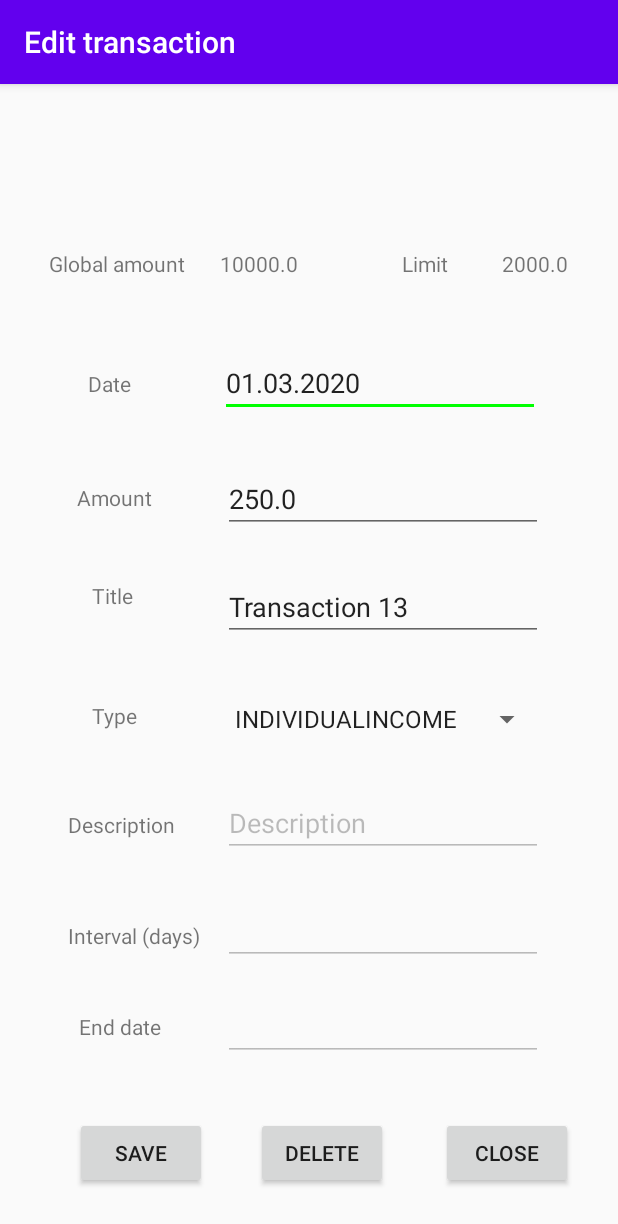
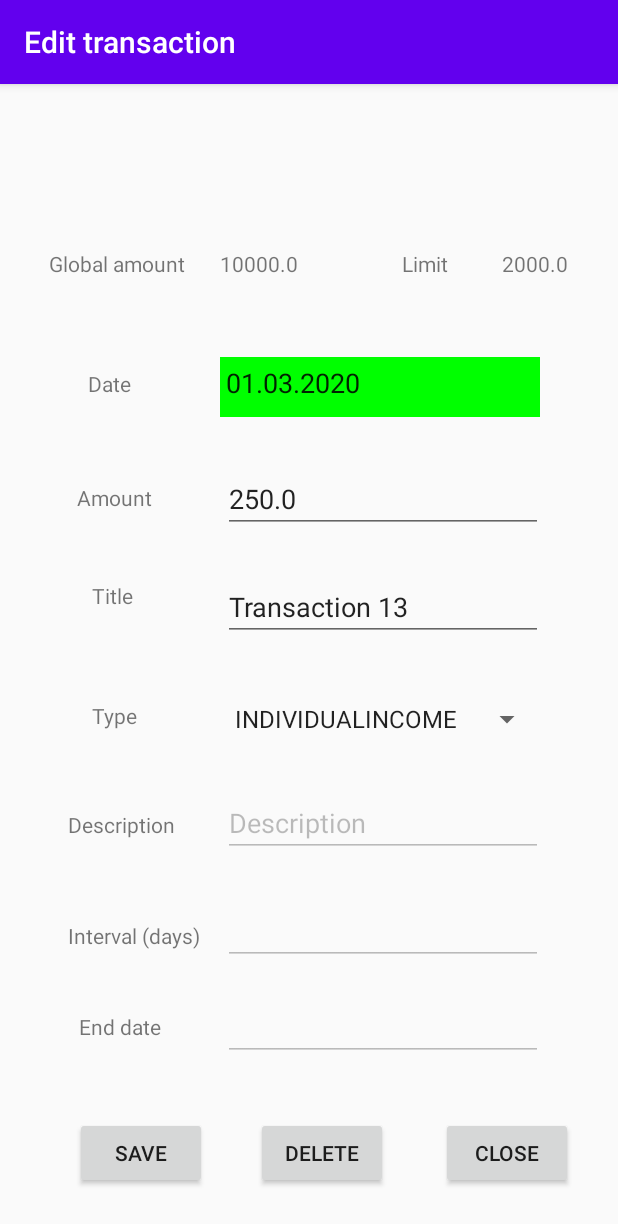
Before and after one commit to esiljak1/RMA2019-20, an Android app: the screen it shows after launch (EditTransactionActivity), after a tap on "Transaction 13", on a phone screen of 412 x 824 dp. Shown: the top 1224 px of the screen. Run offline under Robolectric (Android 15) with nearby library versions, the phone set to English and light mode, and no system bars.

Commit message:
Popravljeno azuriranje postojecih transakcija

```diff
--- a/app/src/main/java/com/example/rma20siljakemin84/EditTransactionActivity.java
+++ b/app/src/main/java/com/example/rma20siljakemin84/EditTransactionActivity.java
@@ -2,9 +2,10 @@ package com.example.rma20siljakemin84;
 
 import android.content.Intent;
 import android.graphics.Color;
-import android.graphics.PorterDuff;
+import android.graphics.drawable.ColorDrawable;
 import android.os.Bundle;
 import android.view.View;
+import android.widget.AdapterView;
 import android.widget.ArrayAdapter;
 import android.widget.Button;
 import android.widget.EditText;
@@ -16,6 +17,7 @@ import androidx.appcompat.app.AppCompatActivity;
 import java.text.ParseException;
 import java.text.SimpleDateFormat;
 import java.util.ArrayList;
+import java.util.Calendar;
 import java.util.Date;
 
 public class EditTransactionActivity extends AppCompatActivity {
@@ -26,7 +28,6 @@ public class EditTransactionActivity extends AppCompatActivity {
 
     private ArrayList<Type> list = new ArrayList<>();
     private ArrayAdapter<Type> adapter;
-    private boolean allGood = true;
 
     private TransactionModel transaction;
     private TransactionPresenter presenter = new TransactionPresenter(new MainActivity());
@@ -45,11 +46,9 @@ public class EditTransactionActivity extends AppCompatActivity {
                                 throw new ParseException("poruka", 0);
                             }
                         }
-                        ((EditText) v).getBackground().setColorFilter(Color.GREEN, PorterDuff.Mode.SRC_ATOP);
-                        allGood = true;
+                        ((EditText) v).setBackgroundColor(Color.GREEN);
                     } catch (ParseException e) {
-                        ((EditText) v).getBackground().setColorFilter(Color.RED, PorterDuff.Mode.SRC_ATOP);
-                        allGood = false;
+                        ((EditText) v).setBackgroundColor(Color.RED);
                     }
                 }
             };
@@ -58,11 +57,9 @@ public class EditTransactionActivity extends AppCompatActivity {
                 @Override
                 public void onFocusChange(View v, boolean hasFocus) {
                     if(v != null && !((EditText) v).getText().toString().trim().isEmpty()){
-                        ((EditText) v).getBackground().setColorFilter(Color.GREEN, PorterDuff.Mode.SRC_ATOP);
-                        allGood = true;
+                        ((EditText) v).setBackgroundColor(Color.GREEN);
                     }else{
-                        ((EditText) v).getBackground().setColorFilter(Color.RED, PorterDuff.Mode.SRC_ATOP);
-                        allGood = false;
+                        ((EditText) v).setBackgroundColor(Color.RED);
                     }
                 }
             };
@@ -72,11 +69,9 @@ public class EditTransactionActivity extends AppCompatActivity {
                 public void onFocusChange(View v, boolean hasFocus) {
                     int duzina = ((EditText) v).getText().toString().length();
                     if(duzina > 3 && duzina < 15){
-                        ((EditText) v).getBackground().setColorFilter(Color.GREEN, PorterDuff.Mode.SRC_ATOP);
-                        allGood = true;
+                        ((EditText) v).setBackgroundColor(Color.GREEN);
                     }else{
-                        ((EditText) v).getBackground().setColorFilter(Color.RED, PorterDuff.Mode.SRC_ATOP);
-                        allGood = false;
+                        ((EditText) v).setBackgroundColor(Color.RED);
                     }
                 }
             };
@@ -84,17 +79,22 @@ public class EditTransactionActivity extends AppCompatActivity {
             new Button.OnClickListener(){
                 @Override
                 public void onClick(View v) {
-                    if(allGood){
+                    if(saveTest()){
                         try {
-                            Date temp = new SimpleDateFormat("dd.MM.yyyy").parse(date.getText().toString()), tmp = null;
-                            temp.setYear(temp.getYear() + 1900);
+                            Date temp = new SimpleDateFormat("dd.MM.yyyy").parse(date.getText().toString());
+                            Calendar cal = Calendar.getInstance(), end = null;
+                            cal.set(Calendar.DAY_OF_MONTH, temp.getDate());
+                            cal.set(Calendar.MONTH, temp.getMonth());
+                            cal.set(Calendar.YEAR, temp.getYear() + 1900);
                             if(endDate.isEnabled()){
-                                tmp = new SimpleDateFormat("dd.MM.yyyy").parse(endDate.getText().toString());
-                                tmp.setYear(tmp.getYear() + 1900);
+                                temp = new SimpleDateFormat("dd.MM.yyyy").parse(endDate.getText().toString());
+                                end.set(Calendar.DAY_OF_MONTH, temp.getDay());
+                                end.set(Calendar.MONTH, temp.getMonth());
+                                end.set(Calendar.YEAR, temp.getYear() + 1900);
                             }
-                            transaction = new TransactionModel(temp, Double.parseDouble(amount.getText().toString()), title.getText().toString(), (Type) spinnerType.getSelectedItem(),
+                            transaction = new TransactionModel(cal, Double.parseDouble(amount.getText().toString()), title.getText().toString(), (Type) spinnerType.getSelectedItem(),
                                     description.isEnabled() ? description.getText().toString() : null,
-                                    interval.isEnabled() ? Integer.parseInt(interval.getText().toString()) : 0, tmp);
+                                    interval.isEnabled() ? Integer.parseInt(interval.getText().toString()) : 0, end);
                         } catch (ParseException e) {
                             e.printStackTrace();
                         }
@@ -103,13 +103,50 @@ public class EditTransactionActivity extends AppCompatActivity {
                     }
                 }
             };
+    private Spinner.OnItemSelectedListener spinnerListener =
+            new Spinner.OnItemSelectedListener(){
+                @Override
+                public void onItemSelected(AdapterView<?> parent, View view, int position, long id) {
+                    if(position == 0 || position == 2 || position == 4){
+                        endDate.setEnabled(false);
+                        interval.setEnabled(false);
+                    }else{
+                        endDate.setEnabled(true);
+                        interval.setEnabled(true);
+                    }
+                    if(position == 3 || position == 4){
+                        description.setEnabled(false);
+                    }else{
+                        description.setEnabled(true);
+                    }
+                }
+
+                @Override
+                public void onNothingSelected(AdapterView<?> parent) {
+                }
+            };
+
+    private boolean exceptionTest(EditText text){
+        try{
+            if(text.isEnabled()) {
+                if (((ColorDrawable) text.getBackground()).getColor() == Color.RED)
+                    return false;
+            }
+        }catch(Exception ex){
+            return true;
+        }return true;
+    }
+
+    private boolean saveTest(){
+         return exceptionTest(date) && exceptionTest(amount) && exceptionTest(title) && exceptionTest(description) && exceptionTest(interval) && exceptionTest(endDate);
+    }
 
     private void napuniSpinner(){
         list.add(Type.INDIVIDUALPAYMENT);
-        list.add(Type.INDIVIDUALINCOME.REGULARPAYMENT);
+        list.add(Type.REGULARPAYMENT);
         list.add(Type.PURCHASE);
+        list.add(Type.REGULARINCOME);
         list.add(Type.INDIVIDUALINCOME);
-        list.add(Type.REGULARINCOME);
     }
 
     @Override
@@ -167,6 +204,7 @@ public class EditTransactionActivity extends AppCompatActivity {
         title.setOnFocusChangeListener(titleListener);
         description.setOnFocusChangeListener(emptyListener);
         saveBtn.setOnClickListener(saveListener);
+        spinnerType.setOnItemSelectedListener(spinnerListener);
 
     }
     public TransactionModel getTransaction() {
--- a/app/src/main/java/com/example/rma20siljakemin84/MainActivity.java
+++ b/app/src/main/java/com/example/rma20siljakemin84/MainActivity.java
@@ -15,7 +15,7 @@ import androidx.appcompat.app.AppCompatActivity;
 
 import java.text.SimpleDateFormat;
 import java.util.ArrayList;
-import java.util.Date;
+import java.util.Calendar;
 import java.util.List;
 
 
@@ -34,15 +34,15 @@ public class MainActivity extends AppCompatActivity {
     private List<Type> filters = new ArrayList<>();
     private ArrayAdapter spinSortAdapter;
     private TypeListAdapter spinFilterAdapter;
-    private Date date = new Date(2020, 2, 21);
+    private Calendar date = Calendar.getInstance();
     private SimpleDateFormat format = new SimpleDateFormat("MMMM, yyyy");
 
     private ImageButton.OnClickListener listenerLeft =
             new ImageButton.OnClickListener(){
                 @Override
                 public void onClick(View v) {
-                    date.setMonth(date.getMonth() - 1);
-                    textDate.setText(format.format(date));
+                    date.add(Calendar.MONTH, -1);
+                    textDate.setText(format.format(date.getTime()));
                     presenter.transactionsForCurrentDate(date);
                     presenter.sort((String) spinnerSort.getSelectedItem());
                     presenter.filter(date, (Type)spinnerFilter.getSelectedItem());
@@ -54,8 +54,8 @@ public class MainActivity extends AppCompatActivity {
             new ImageButton.OnClickListener(){
                 @Override
                 public void onClick(View v) {
-                    date.setMonth(date.getMonth() + 1);
-                    textDate.setText(format.format(date));
+                    date.add(Calendar.MONTH, 1);
+                    textDate.setText(format.format(date.getTime()));
                     presenter.transactionsForCurrentDate(date);
                     presenter.sort((String) spinnerSort.getSelectedItem());
                     presenter.filter(date, (Type)spinnerFilter.getSelectedItem());
@@ -95,8 +95,7 @@ public class MainActivity extends AppCompatActivity {
                 public void onItemClick(AdapterView<?> parent, View view, int position, long id) {
                     Intent editTransactionIntent = new Intent(MainActivity.this, EditTransactionActivity.class);
                     TransactionModel t = adapter.getItem(position);
-                    Date temp = new Date(t.getDate().getYear() - 1900, t.getDate().getMonth(), t.getDate().getDay());
-                    editTransactionIntent.putExtra("date", new SimpleDateFormat("dd.MM.yyyy").format(temp));
+                    editTransactionIntent.putExtra("date", new SimpleDateFormat("dd.MM.yyyy").format(t.getDate().getTime()));
                     editTransactionIntent.putExtra("amount", t.getAmount() + "");
                     editTransactionIntent.putExtra("title", t.getTitle());
                     editTransactionIntent.putExtra("type", t.getType());
@@ -106,8 +105,7 @@ public class MainActivity extends AppCompatActivity {
                     editTransactionIntent.putExtra("month", account.getMonthLimit() + "");
                     editTransactionIntent.putExtra("id", t.getId() + "");
                     if(t.getEndDate() != null) {
-                        temp = new Date(t.getEndDate().getYear() - 1900, t.getEndDate().getMonth(), t.getEndDate().getDay());
-                        editTransactionIntent.putExtra("endDate", new SimpleDateFormat("dd.MM.yyyy").format(temp));
+                        editTransactionIntent.putExtra("endDate", new SimpleDateFormat("dd.MM.yyyy").format(t.getEndDate().getTime()));
                     }
                     MainActivity.this.startActivity(editTransactionIntent);
                 }
@@ -149,8 +147,7 @@ public class MainActivity extends AppCompatActivity {
         button = (Button)findViewById(R.id.button);
         leftBtn = (ImageButton)findViewById(R.id.leftBtn);
         rightBtn = (ImageButton)findViewById(R.id.rightBtn);
-        date.setYear(date.getYear() - 1900);
-        textDate.setText(format.format(date));
+        textDate.setText(format.format(date.getTime()));
         setSorts();
         setFilters();
         textView3.setText(account.getTotalLimit() + "");
--- a/app/src/main/java/com/example/rma20siljakemin84/TransactionModel.java
+++ b/app/src/main/java/com/example/rma20siljakemin84/TransactionModel.java
@@ -3,57 +3,113 @@ package com.example.rma20siljakemin84;
 import androidx.annotation.Nullable;
 
 import java.util.ArrayList;
-import java.util.Date;
+import java.util.Calendar;
 
 public class TransactionModel implements ITransactionModel {
     private static int maxId = 1;
     private int id = 0;
-    private Date date = new Date();
+    private Calendar date;
     private double amount = 0;
     private String title = "";
     private Type type = Type.INDIVIDUALPAYMENT;
     private String itemDescription = "";
     private int transactionInterval = 0;
-    private Date endDate = new Date();
+    private Calendar endDate;
 
     private static ArrayList<TransactionModel> transactions = new ArrayList<TransactionModel>(){
         {
             //Individual payments
-            add(new TransactionModel(new Date(2020, 3, 22), 150, "Transaction 1", Type.INDIVIDUALPAYMENT, "A very nice jacket", 0, null));
-            add(new TransactionModel(new Date(2020, 1, 7), 79.90, "Transaction 2", Type.INDIVIDUALPAYMENT, "Steam wallet", 0, null));
-            add(new TransactionModel(new Date(2020, 1, 30), 100, "Transaction 3", Type.INDIVIDUALPAYMENT, "4GB DDR4 RAM", 0, null));
-            add(new TransactionModel(new Date(2019, 11, 25), 35, "Transaction 4", Type.INDIVIDUALPAYMENT, "A very cool hat", 0, null));
+            Calendar cal = Calendar.getInstance(), end = Calendar.getInstance();
+            cal.set(2020, 3, 22);
+            add(new TransactionModel(cal, 150, "Transaction 1", Type.INDIVIDUALPAYMENT, "A very nice jacket", 0, null));
+            cal = Calendar.getInstance();
+            cal.set(2020,1,7);
+            add(new TransactionModel(cal, 79.90, "Transaction 2", Type.INDIVIDUALPAYMENT, "Steam wallet", 0, null));
+            cal = Calendar.getInstance();
+            cal.set(2020, 1, 30);
+            add(new TransactionModel(cal, 100, "Transaction 3", Type.INDIVIDUALPAYMENT, "4GB DDR4 RAM", 0, null));
+            cal = Calendar.getInstance();
+            cal.set(2019, 11, 25);
+            add(new TransactionModel(cal, 35, "Transaction 4", Type.INDIVIDUALPAYMENT, "A very cool hat", 0, null));
 
             //Regular payments
-            add(new TransactionModel(new Date(2019, 1, 15), 50, "Transaction 5", Type.REGULARPAYMENT, "Electricity bill", 30, new Date(2021, 1, 15)));
-            add(new TransactionModel(new Date(2019, 2, 1), 100, "Transaction 6", Type.REGULARPAYMENT, "Heating bill", 30, new Date(2024, 2, 1)));
-            add(new TransactionModel(new Date(2018, 12, 10), 35, "Transaction 7", Type.REGULARPAYMENT, "Water bill", 30, new Date(2028, 12, 10)));
-            add(new TransactionModel(new Date(2020, 1, 3), 50, "Transaction 8", Type.REGULARPAYMENT, "Gym subscription", 30, new Date(2021, 1, 3)));
+            cal = Calendar.getInstance();
+            end = Calendar.getInstance();
+            cal.set(2019, 1, 15);
+            end.set(2021, 1, 15);
+            add(new TransactionModel(cal, 50, "Transaction 5", Type.REGULARPAYMENT, "Electricity bill", 30, end));
+            end = Calendar.getInstance();
+            cal = Calendar.getInstance();
+            cal.set(2019, 2, 1);
+            end.set(2024, 2, 1);
+            add(new TransactionModel(cal, 100, "Transaction 6", Type.REGULARPAYMENT, "Heating bill", 30, end));
+            end = Calendar.getInstance();
+            cal = Calendar.getInstance();
+            cal.set(2018, 12, 10);
+            end.set(2020, 12, 10);
+            add(new TransactionModel(cal, 35, "Transaction 7", Type.REGULARPAYMENT, "Water bill", 30, end));
+            end = Calendar.getInstance();
+            cal = Calendar.getInstance();
+            cal.set(2020, 1, 3);
+            end.set(2021, 1, 3);
+            add(new TransactionModel(cal, 50, "Transaction 8", Type.REGULARPAYMENT, "Gym subscription", 30, end));
 
             //Purchase
-            add(new TransactionModel(new Date(2020, 1, 2), 25, "Transaction 9", Type.PURCHASE, "Sunglasses", 0, null));
-            add(new TransactionModel(new Date(2019, 8, 16), 250, "Transaction 10", Type.PURCHASE, "A spoon", 0, null));
-            add(new TransactionModel(new Date(2020, 2, 15), 5, "Transaction 11", Type.PURCHASE, "A plate", 0, null));
-            add(new TransactionModel(new Date(2020, 1, 7), 120, "Transaction 12", Type.PURCHASE, "Sports shoes", 0, null));
+            cal = Calendar.getInstance();
+            cal.set(2020, 1, 2);
+            add(new TransactionModel(cal, 25, "Transaction 9", Type.PURCHASE, "Sunglasses", 0, null));
+            cal = Calendar.getInstance();
+            cal.set(2019, 8, 16);
+            add(new TransactionModel(cal, 250, "Transaction 10", Type.PURCHASE, "A spoon", 0, null));
+            cal = Calendar.getInstance();
+            cal.set(2020, 2, 15);
+            add(new TransactionModel(cal, 5, "Transaction 11", Type.PURCHASE, "A plate", 0, null));
+            cal = Calendar.getInstance();
+            cal.set(2020, 1, 7);
+            add(new TransactionModel(cal, 120, "Transaction 12", Type.PURCHASE, "Sports shoes", 0, null));
 
             //Individual income
-            add(new TransactionModel(new Date(2020, 2, 1), 250, "Transaction 13", Type.INDIVIDUALINCOME, null, 0, null));
-            add(new TransactionModel(new Date(2020, 1, 6), 500, "Transaction 14", Type.INDIVIDUALINCOME, null, 0, null));
-            add(new TransactionModel(new Date(2019, 12, 1), 1500, "Transaction 15", Type.INDIVIDUALINCOME, null, 0, null));
-            add(new TransactionModel(new Date(2020, 3, 1), 500, "Transaction 16", Type.INDIVIDUALINCOME, null, 0, null));
+            cal = Calendar.getInstance();
+            cal.set(2020, 2, 1);
+            add(new TransactionModel(cal, 250, "Transaction 13", Type.INDIVIDUALINCOME, null, 0, null));
+            cal = Calendar.getInstance();
+            cal.set(2020, 1, 6);
+            add(new TransactionModel(cal, 500, "Transaction 14", Type.INDIVIDUALINCOME, null, 0, null));
+            cal = Calendar.getInstance();
+            cal.set(2019, 12, 1);
+            add(new TransactionModel(cal, 1500, "Transaction 15", Type.INDIVIDUALINCOME, null, 0, null));
+            cal = Calendar.getInstance();
+            cal.set(2020, 3, 1);
+            add(new TransactionModel(cal, 500, "Transaction 16", Type.INDIVIDUALINCOME, null, 0, null));
 
             //Regular income
-            add(new TransactionModel(new Date(2019, 1, 7), 100, "Transaction 17", Type.REGULARINCOME, null, 365, new Date(2025, 1, 7)));
-            add(new TransactionModel(new Date(2019, 5, 15), 50, "Transaction 18", Type.REGULARINCOME, null, 16, new Date(2020, 5, 15)));
-            add(new TransactionModel(new Date(2020, 4, 1), 2000, "Transaction 19", Type.REGULARINCOME, null, 30, new Date(2021, 4, 1)));
-            add(new TransactionModel(new Date(2019, 9, 9), 10, "Transaction 20", Type.REGULARINCOME, null, 7, new Date(2021, 9, 9)));
+            end = Calendar.getInstance();
+            cal = Calendar.getInstance();
+            cal.set(2019, 1, 7);
+            end.set(2025, 1, 7);
+            add(new TransactionModel(cal, 100, "Transaction 17", Type.REGULARINCOME, null, 365, end));
+            end = Calendar.getInstance();
+            cal = Calendar.getInstance();
+            cal.set(2019, 5, 15);
+            end.set(2020, 5, 15);
+            add(new TransactionModel(cal, 50, "Transaction 18", Type.REGULARINCOME, null, 16, end));
+            end = Calendar.getInstance();
+            cal = Calendar.getInstance();
+            cal.set(2019, 4, 1);
+            end.set(2021, 4, 1);
+            add(new TransactionModel(cal, 2000, "Transaction 19", Type.REGULARINCOME, null, 30, end));
+            end = Calendar.getInstance();
+            cal = Calendar.getInstance();
+            cal.set(2019, 9, 9);
+            end.set(2021, 9, 9);
+            add(new TransactionModel(cal, 10, "Transaction 20", Type.REGULARINCOME, null, 7, end));
         }
     };
 
     public TransactionModel() {
     }
 
-    public TransactionModel(Date date, double amount, String title, Type type, String itemDescription, int transactionInterval, Date endDate) {
+    public TransactionModel(Calendar date, double amount, String title, Type type, String itemDescription, int transactionInterval, Calendar endDate) {
         this.id = maxId++;
         this.date = date;
         this.amount = amount;
@@ -64,11 +120,11 @@ public class TransactionModel implements ITransactionModel {
         this.endDate = endDate;
     }
 
-    public Date getDate() {
+    public Calendar getDate() {
         return date;
     }
 
-    public void setDate(Date date) {
+    public void setDate(Calendar date) {
         this.date = date;
     }
 
@@ -113,11 +169,11 @@ public class TransactionModel implements ITransactionModel {
         this.transactionInterval = transactionInterval;
     }
 
-    public Date getEndDate() {
+    public Calendar getEndDate() {
         return endDate;
     }
 
-    public void setEndDate(Date endDate) {
+    public void setEndDate(Calendar endDate) {
         this.endDate = endDate;
     }
 
```
Also changed, not shown: app/src/main/java/com/example/rma20siljakemin84/TransactionPresenter.java (+5 -60 lines).
